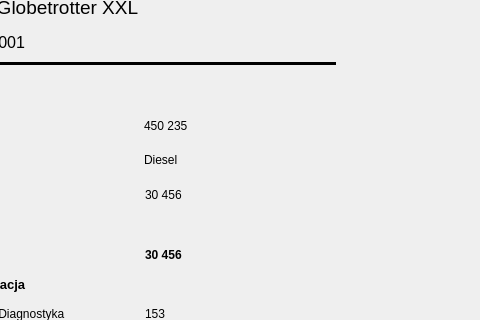
Old version of the form r_workshop.ui in the repository Barto-Paja/iDocCar; both pictures show x 85 to 565 and y 97 to 417 of the 807 by 695 pixel window.
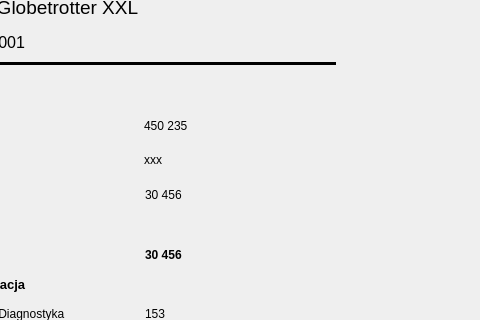
New version of the form.

Patch:
```diff
--- a/r_workshop.ui
+++ b/r_workshop.ui
@@ -74,7 +74,7 @@
      <item row="5" column="1">
       <widget class="QLabel" name="l_vtanktype">
        <property name="text">
-        <string>Diesel</string>
+        <string>xxx</string>
        </property>
       </widget>
      </item>
```
